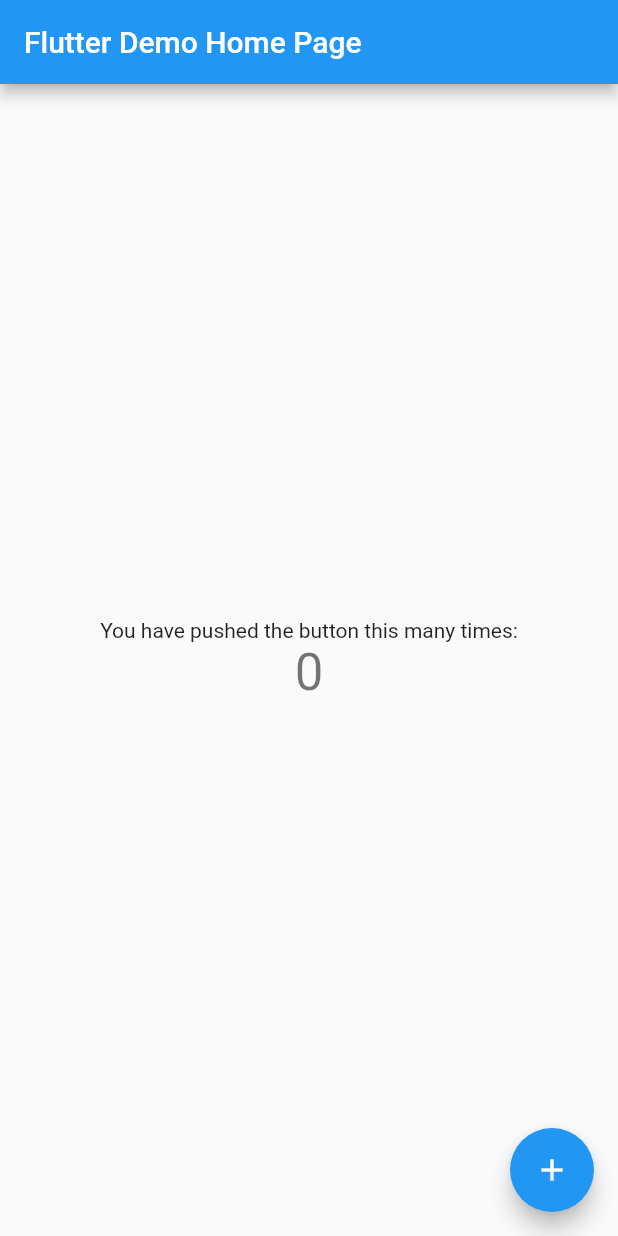
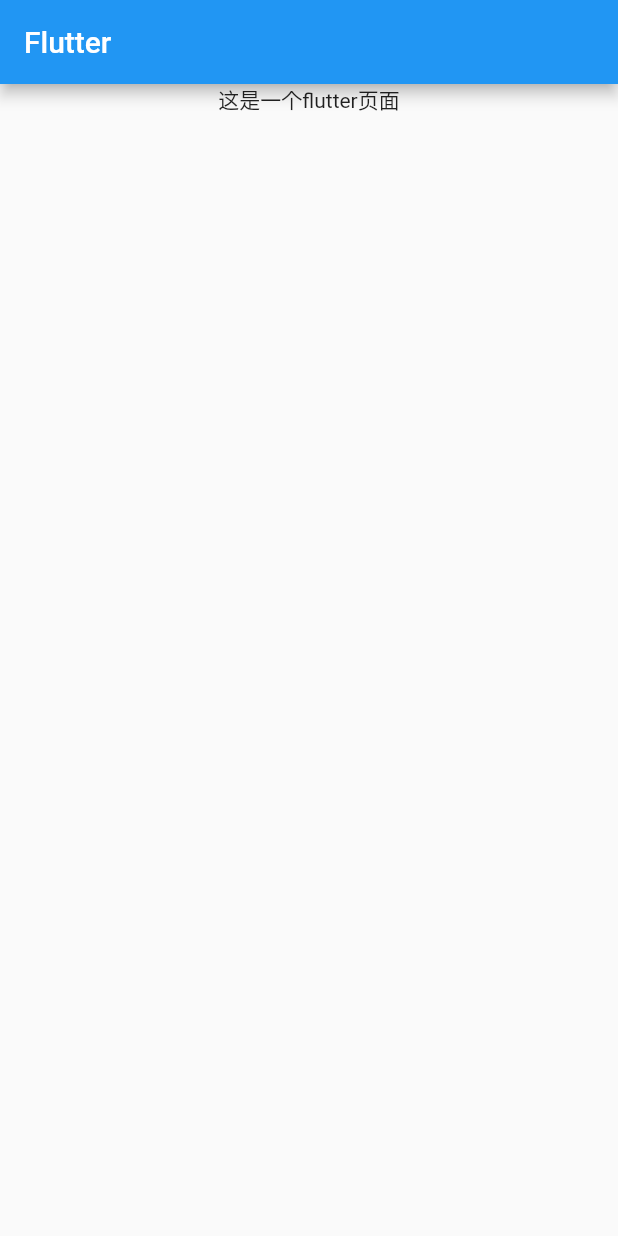
Before and after one commit to zhaozhentao/AndroidFlutter, a Flutter app: the screen it shows after launch, on a phone screen of 412 x 824 dp. Run offline on Flutter 3.47's test engine with Material 2 defaults, Android fonts, the phone set to English and light mode, and no system bars.

Commit message:
🎨删除自动生成的注释

```diff
--- a/flutter_module/lib/main.dart
+++ b/flutter_module/lib/main.dart
@@ -3,38 +3,20 @@ import 'package:flutter/material.dart';
 void main() => runApp(MyApp());
 
 class MyApp extends StatelessWidget {
-  // This widget is the root of your application.
   @override
   Widget build(BuildContext context) {
     return MaterialApp(
       title: 'Flutter Demo',
       theme: ThemeData(
-        // This is the theme of your application.
-        //
-        // Try running your application with "flutter run". You'll see the
-        // application has a blue toolbar. Then, without quitting the app, try
-        // changing the primarySwatch below to Colors.green and then invoke
-        // "hot reload" (press "r" in the console where you ran "flutter run",
-        // or press Run > Flutter Hot Reload in a Flutter IDE). Notice that the
-        // counter didn't reset back to zero; the application is not restarted.
         primarySwatch: Colors.blue,
       ),
-      home: MyHomePage(title: 'Flutter Demo Home Page'),
+      home: MyHomePage(title: 'Flutter'),
     );
   }
 }
 
 class MyHomePage extends StatefulWidget {
   MyHomePage({Key? key, required this.title}) : super(key: key);
-
-  // This widget is the home page of your application. It is stateful, meaning
-  // that it has a State object (defined below) that contains fields that affect
-  // how it looks.
-
-  // This class is the configuration for the state. It holds the values (in this
-  // case the title) provided by the parent (in this case the App widget) and
-  // used by the build method of the State. Fields in a Widget subclass are
-  // always marked "final".
 
   final String title;
 
@@ -43,68 +25,21 @@ class MyHomePage extends StatefulWidget {
 }
 
 class _MyHomePageState extends State<MyHomePage> {
-  int _counter = 0;
-
-  void _incrementCounter() {
-    setState(() {
-      // This call to setState tells the Flutter framework that something has
-      // changed in this State, which causes it to rerun the build method below
-      // so that the display can reflect the updated values. If we changed
-      // _counter without calling setState(), then the build method would not be
-      // called again, and so nothing would appear to happen.
-      _counter++;
-    });
-  }
-
   @override
   Widget build(BuildContext context) {
-    // This method is rerun every time setState is called, for instance as done
-    // by the _incrementCounter method above.
-    //
-    // The Flutter framework has been optimized to make rerunning build methods
-    // fast, so that you can just rebuild anything that needs updating rather
-    // than having to individually change instances of widgets.
     return Scaffold(
       appBar: AppBar(
-        // Here we take the value from the MyHomePage object that was created by
-        // the App.build method, and use it to set our appbar title.
         title: Text(widget.title),
       ),
       body: Center(
-        // Center is a layout widget. It takes a single child and positions it
-        // in the middle of the parent.
         child: Column(
-          // Column is also a layout widget. It takes a list of children and
-          // arranges them vertically. By default, it sizes itself to fit its
-          // children horizontally, and tries to be as tall as its parent.
-          //
-          // Invoke "debug painting" (press "p" in the console, choose the
-          // "Toggle Debug Paint" action from the Flutter Inspector in Android
-          // Studio, or the "Toggle Debug Paint" command in Visual Studio Code)
-          // to see the wireframe for each widget.
-          //
-          // Column has various properties to control how it sizes itself and
-          // how it positions its children. Here we use mainAxisAlignment to
-          // center the children vertically; the main axis here is the vertical
-          // axis because Columns are vertical (the cross axis would be
-          // horizontal).
-          mainAxisAlignment: MainAxisAlignment.center,
           children: <Widget>[
             Text(
-              'You have pushed the button this many times:',
-            ),
-            Text(
-              '$_counter',
-              style: Theme.of(context).textTheme.headline4,
+              '这是一个flutter页面',
             ),
           ],
         ),
       ),
-      floatingActionButton: FloatingActionButton(
-        onPressed: _incrementCounter,
-        tooltip: 'Increment',
-        child: Icon(Icons.add),
-      ), // This trailing comma makes auto-formatting nicer for build methods.
     );
   }
 }
```
